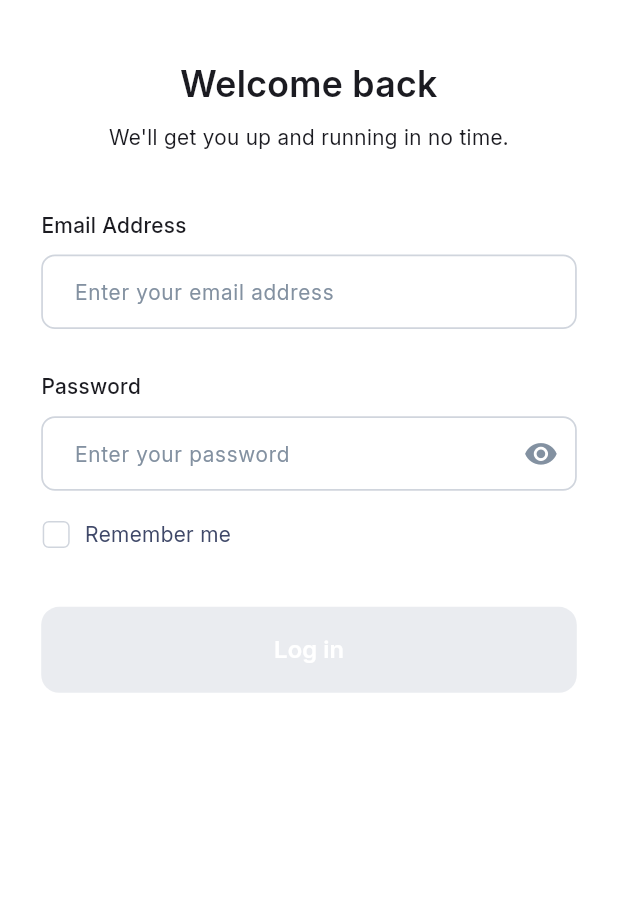
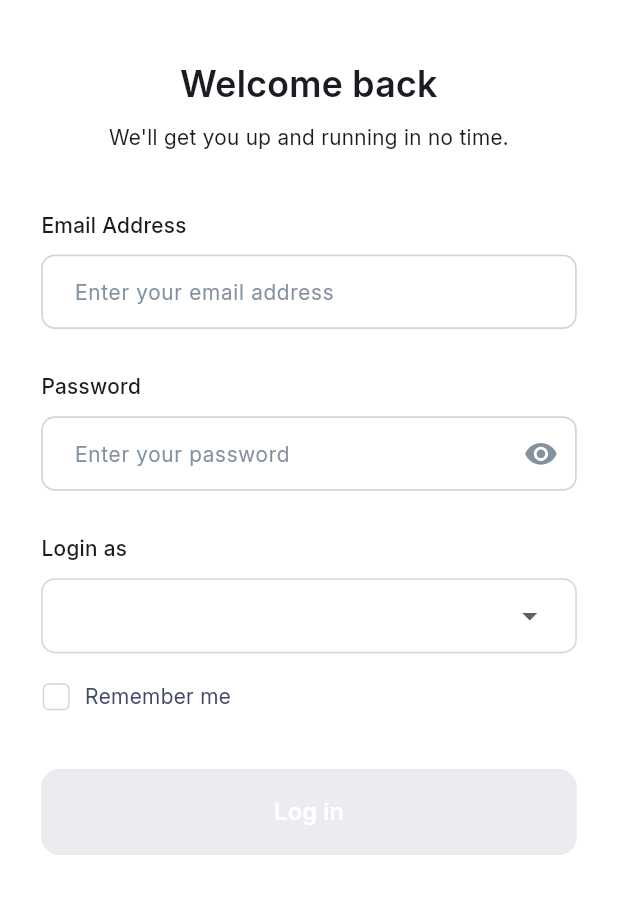
Before and after one commit to Jossyboydgenius/CareClink, a Flutter app: the screen it shows after launch, on a phone screen of 412 x 824 dp, the part 131-1045 px from its top. Run offline on Flutter 3.47's test engine with Material 3 defaults, Android fonts, the phone set to English and light mode, and no system bars; our stand-ins replace badges, connectivity_plus, firebase_core, firebase_messaging, flutter_bloc, flutter_datetime_picker_plus and 6 more; missing offline and left inert: pending_button; accounts and stored records are empty; network calls fail; statements that could not run were skipped.

Commit message:
Add role selection dropdown in SignInView for enhanced user experience
- Introduced a dropdown menu for selecting user roles (Interpreter and Staff) during the sign-in process.
- Improved UI layout with additional spacing and text labels for clarity.
- Integrated state management to handle role changes effectively within the sign-in flow.

```diff
--- a/lib/ui/views/sign_in_view.dart
+++ b/lib/ui/views/sign_in_view.dart
@@ -137,6 +137,53 @@ class _SignInViewState extends State<SignInView> {
                             },
                           ),
                         ),
+                        AppSpacing.v24(),
+                        Column(
+                          crossAxisAlignment: CrossAxisAlignment.start,
+                          children: [
+                            Text(
+                              'Login as',
+                              style: AppTextStyle.medium14,
+                            ),
+                            SizedBox(height: 8.h),
+                            Container(
+                              padding: EdgeInsets.symmetric(horizontal: 16.w),
+                              decoration: BoxDecoration(
+                                border: Border.all(color: AppColors.grey400),
+                                borderRadius: BorderRadius.circular(8.r),
+                              ),
+                              child: DropdownButtonHideUnderline(
+                                child: DropdownButton<UserRole>(
+                                  isExpanded: true,
+                                  value: state.selectedRole,
+                                  items: [
+                                    DropdownMenuItem(
+                                      value: UserRole.interpreter,
+                                      child: Text(
+                                        'Interpreter',
+                                        style: AppTextStyle.regular14,
+                                      ),
+                                    ),
+                                    DropdownMenuItem(
+                                      value: UserRole.staff,
+                                      child: Text(
+                                        'Staff',
+                                        style: AppTextStyle.regular14,
+                                      ),
+                                    ),
+                                  ],
+                                  onChanged: (UserRole? value) {
+                                    if (value != null) {
+                                      context
+                                          .read<SignInBloc>()
+                                          .add(SignInRoleChange(value));
+                                    }
+                                  },
+                                ),
+                              ),
+                            ),
+                          ],
+                        ),
                         AppSpacing.v16(),
                         Row(
                           crossAxisAlignment: CrossAxisAlignment.center,
@@ -168,8 +215,8 @@ class _SignInViewState extends State<SignInView> {
                             }
                           },
                           isLoading: state.status == SignInStatus.loading,
-                          enabled:
-                              state.email != null && state.password != null,
+                          enabled: state.email != null &&
+                              state.password != null,
                         ),
                       ],
                     ),
```
